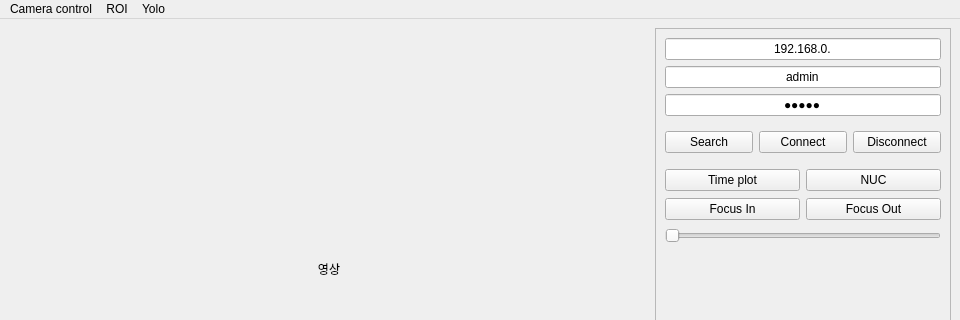
sue9010/IPCamera, file viewer.ui: the form before one commit; both pictures show x 0 to 960 and y 0 to 320 of the 960 by 540 pixel window.
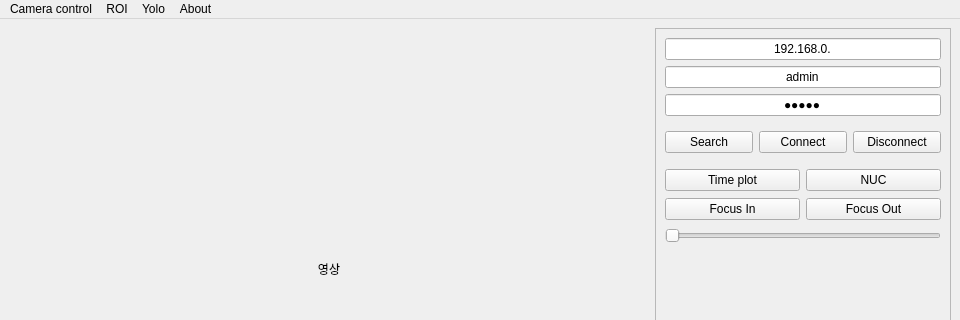
The form after the commit.

Diff of the .ui file:
```diff
--- a/viewer.ui
+++ b/viewer.ui
@@ -224,9 +224,16 @@
     </property>
     <addaction name="actionYolo"/>
    </widget>
+   <widget class="QMenu" name="menuAbout">
+    <property name="title">
+     <string>About</string>
+    </property>
+    <addaction name="actionIPCameraViewer"/>
+   </widget>
    <addaction name="menuCamera_control"/>
    <addaction name="menuROI"/>
    <addaction name="menuYolo"/>
+   <addaction name="menuAbout"/>
   </widget>
   <widget class="QStatusBar" name="statusbar"/>
   <action name="actionImage">
```
Left out of the diff: 5 changed lines with no effect on the pictures.
